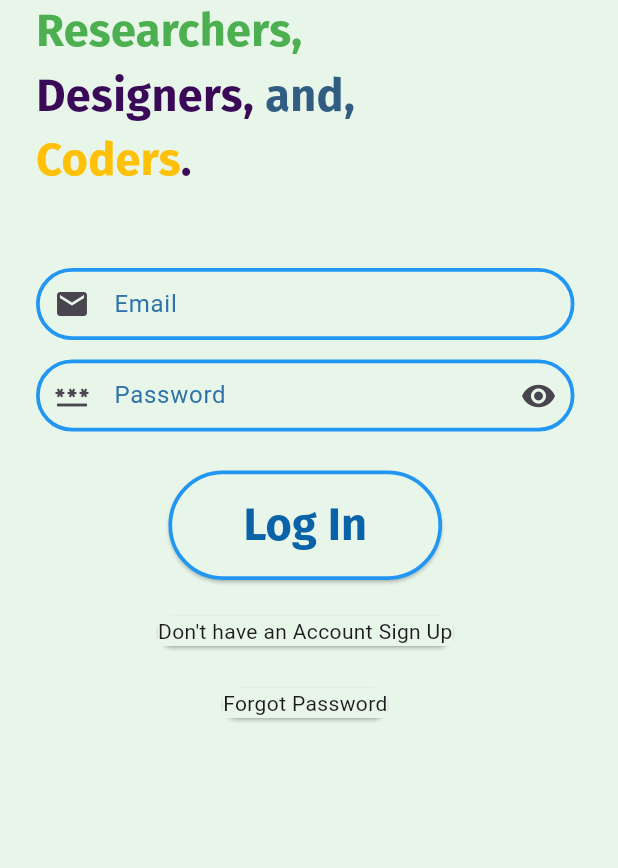
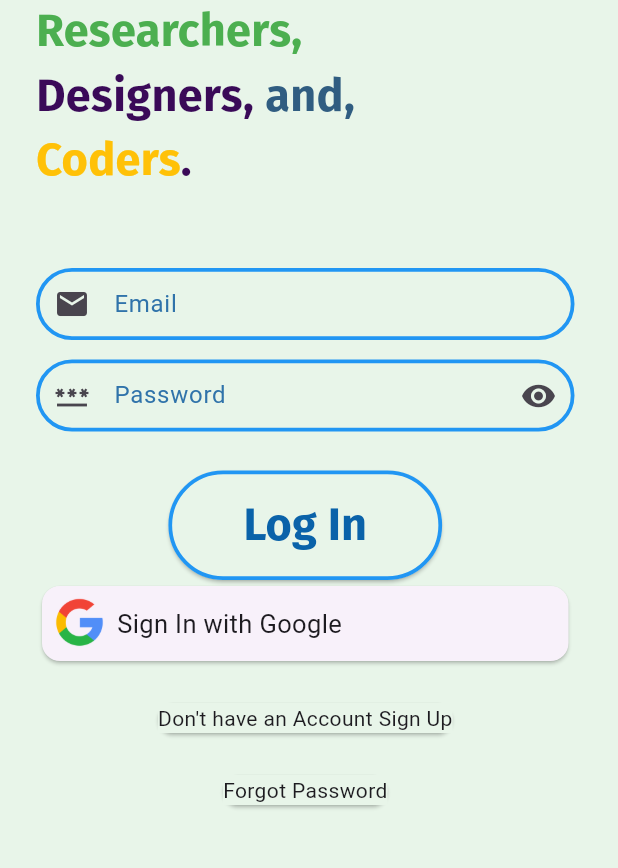
Before and after one commit to asad37/Chat-GPT, a Flutter app: the screen it shows after launch, after a tap on "Get Started", on a phone screen of 412 x 824 dp, the part 101-969 px from its top. Run offline on Flutter 3.47's test engine with Material 2 defaults, Android fonts, the phone set to English and light mode, and no system bars; our stand-ins replace cloud_firestore, firebase_auth, firebase_core, google_sign_in, shared_preferences; accounts and stored records are empty; network calls fail.

Commit message:
Add Google SignIn

```diff
--- a/lib/Login_form.dart
+++ b/lib/Login_form.dart
@@ -2,6 +2,7 @@ import 'package:firebase_auth/firebase_auth.dart';
 import 'package:flutter/material.dart';
 import 'package:shared_preferences/shared_preferences.dart';
 import 'package:tic_toe_game/forget_password.dart';
+import 'package:tic_toe_game/services/google_signIn.dart';
 import 'package:tic_toe_game/siana_screen.dart';
 import 'package:tic_toe_game/sign_up.dart';
 
@@ -15,7 +16,6 @@ class LoginForm extends StatefulWidget {
 class _LoginFormState extends State<LoginForm> {
   User? user;
   LoginForm(String username){}
-  @override
   // void initState() {
   //   super.initState();
   //   user=FirebaseAuth.instance.currentUser;
@@ -200,6 +200,22 @@ class _LoginFormState extends State<LoginForm> {
                           fontFamily: 'Fira Sans',
                           color: Color.fromARGB(255, 10, 98, 169)),
                     )),
+                  GestureDetector(
+                    onTap: ()async{
+                      bool isSuccess=await googleSignIn().SignInWithGoogle();
+                      if(isSuccess==true){
+                        Navigator.push(context, MaterialPageRoute(builder: (context)=>const SianaScreen()));
+                      }
+
+                    },
+                    child: Card(
+                      child: Container(child: Row(children: [
+                       Image.asset("assets/google_icon.png",width: 50,height: 50,),
+                       Text("Sign In with Google",style: TextStyle(fontSize: 17),)
+
+                      ],)),
+                    ),
+                  ),
                 SizedBox(
                   height: 20,
                 ),
--- a/pubspec.yaml
+++ b/pubspec.yaml
@@ -41,6 +41,7 @@ dependencies:
   firebase_auth: ^4.6.2
   shared_preferences: ^2.1.2
   cloud_firestore: ^4.8.0
+  google_sign_in: ^6.1.4
 
 dev_dependencies:
   flutter_test:
```
Also changed, not shown: lib/notification.dart (added, +20 -0 lines), lib/services/google_signIn.dart (added, +13 -0 lines), assets/google_icon.png (added), pubspec.lock.
